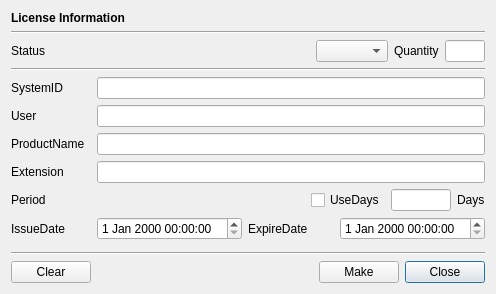
Above: CCMan/make_lcn_dlg.ui from jykim74/CCMan before the change. Below: the same form after it.
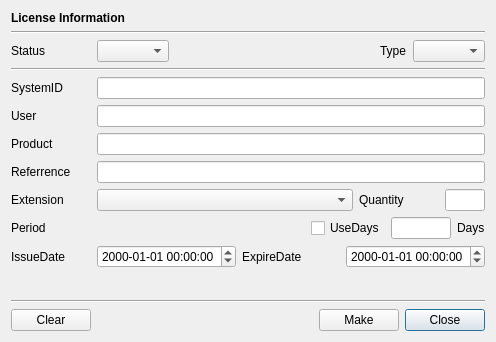
That is the form after the change.

Diff of the .ui file:
```diff
--- a/CCMan/make_lcn_dlg.ui
+++ b/CCMan/make_lcn_dlg.ui
@@ -7,7 +7,7 @@
     <x>0</x>
     <y>0</y>
     <width>496</width>
-    <height>294</height>
+    <height>342</height>
    </rect>
   </property>
   <property name="windowTitle">
@@ -39,6 +39,19 @@
      <property name="topMargin">
       <number>0</number>
      </property>
+     <item row="0" column="2">
+      <spacer name="horizontalSpacer_2">
+       <property name="orientation">
+        <enum>Qt::Horizontal</enum>
+       </property>
+       <property name="sizeHint" stdset="0">
+        <size>
+         <width>40</width>
+         <height>20</height>
+        </size>
+       </property>
+      </spacer>
+     </item>
      <item row="0" column="0">
       <widget class="QLabel" name="label_10">
        <property name="minimumSize">
@@ -52,45 +65,19 @@
        </property>
       </widget>
      </item>
-     <item row="0" column="3">
-      <widget class="QLabel" name="label_11">
-       <property name="text">
-        <string>Quantity</string>
-       </property>
-      </widget>
-     </item>
      <item row="0" column="1">
-      <spacer name="horizontalSpacer_2">
-       <property name="orientation">
-        <enum>Qt::Horizontal</enum>
-       </property>
-       <property name="sizeHint" stdset="0">
-        <size>
-         <width>40</width>
-         <height>20</height>
-        </size>
-       </property>
-      </spacer>
-     </item>
-     <item row="0" column="2">
       <widget class="QComboBox" name="mStatusCombo"/>
      </item>
-     <item row="0" column="4">
-      <widget class="QLineEdit" name="mQuantityText">
-       <property name="minimumSize">
-        <size>
-         <width>40</width>
-         <height>0</height>
-        </size>
-       </property>
-       <property name="maximumSize">
-        <size>
-         <width>40</width>
-         <height>16777215</height>
-        </size>
+     <item row="0" column="3">
+      <widget class="QLabel" name="label_7">
+       <property name="text">
+        <string>Type</string>
        </property>
       </widget>
      </item>
+     <item row="0" column="4">
+      <widget class="QComboBox" name="mTypeCombo"/>
+     </item>
     </layout>
    </item>
    <item>
@@ -121,17 +108,7 @@
      <item row="2" column="0">
       <widget class="QLabel" name="label_4">
        <property name="text">
-        <string>ProductName</string>
-       </property>
-      </widget>
-     </item>
-     <item row="3" column="1">
-      <widget class="QLineEdit" name="mExtensionText"/>
-     </item>
-     <item row="3" column="0">
-      <widget class="QLabel" name="label_5">
-       <property name="text">
-        <string>Extension</string>
+        <string>Product</string>
        </property>
       </widget>
      </item>
@@ -148,6 +125,80 @@
        </property>
       </widget>
      </item>
+     <item row="3" column="0">
+      <widget class="QLabel" name="label_6">
+       <property name="text">
+        <string>Referrence</string>
+       </property>
+      </widget>
+     </item>
+     <item row="3" column="1">
+      <widget class="QLineEdit" name="mRefText"/>
+     </item>
+    </layout>
+   </item>
+   <item>
+    <layout class="QGridLayout" name="gridLayout_6">
+     <property name="topMargin">
+      <number>0</number>
+     </property>
+     <item row="0" column="1">
+      <widget class="QComboBox" name="mExtensionCombo"/>
+     </item>
+     <item row="0" column="2">
+      <widget class="QLabel" name="label_11">
+       <property name="minimumSize">
+        <size>
+         <width>80</width>
+         <height>0</height>
+        </size>
+       </property>
+       <property name="maximumSize">
+        <size>
+         <width>80</width>
+         <height>16777215</height>
+        </size>
+       </property>
+       <property name="text">
+        <string>Quantity</string>
+       </property>
+      </widget>
+     </item>
+     <item row="0" column="0">
+      <widget class="QLabel" name="label_5">
+       <property name="minimumSize">
+        <size>
+         <width>80</width>
+         <height>0</height>
+        </size>
+       </property>
+       <property name="maximumSize">
+        <size>
+         <width>80</width>
+         <height>16777215</height>
+        </size>
+       </property>
+       <property name="text">
+        <string>Extension</string>
+       </property>
+      </widget>
+     </item>
+     <item row="0" column="3">
+      <widget class="QLineEdit" name="mQuantityText">
+       <property name="minimumSize">
+        <size>
+         <width>40</width>
+         <height>0</height>
+        </size>
+       </property>
+       <property name="maximumSize">
+        <size>
+         <width>40</width>
+         <height>16777215</height>
+        </size>
+       </property>
+      </widget>
+     </item>
     </layout>
    </item>
    <item>
@@ -223,7 +274,11 @@
       </widget>
      </item>
      <item row="0" column="4">
-      <widget class="QDateTimeEdit" name="mExpireDateTime"/>
+      <widget class="QDateTimeEdit" name="mExpireDateTime">
+       <property name="displayFormat">
+        <string>yyyy-MM-dd hh:mm:ss</string>
+       </property>
+      </widget>
      </item>
      <item row="0" column="1">
       <widget class="QLabel" name="mIssueDateLabel">
@@ -245,7 +300,11 @@
       </widget>
      </item>
      <item row="0" column="2">
-      <widget class="QDateTimeEdit" name="mIssueDateTime"/>
+      <widget class="QDateTimeEdit" name="mIssueDateTime">
+       <property name="displayFormat">
+        <string>yyyy-MM-dd hh:mm:ss</string>
+       </property>
+      </widget>
      </item>
     </layout>
    </item>
```
Left out of the diff: 2 changed lines with no effect on the pictures.
